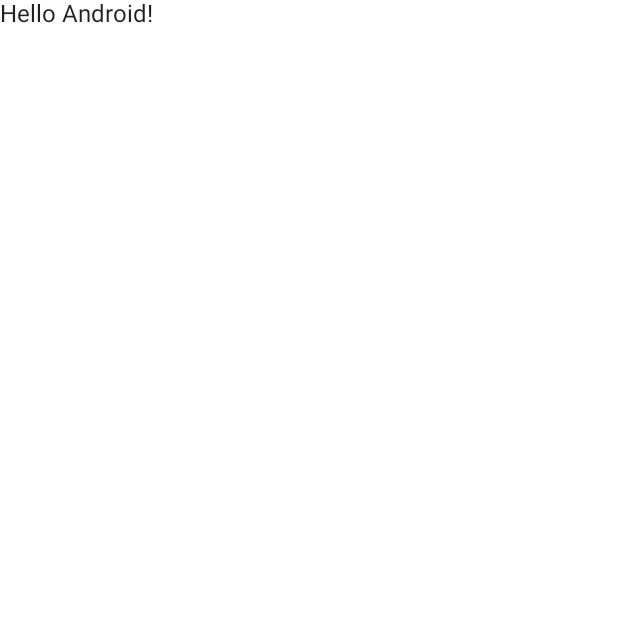
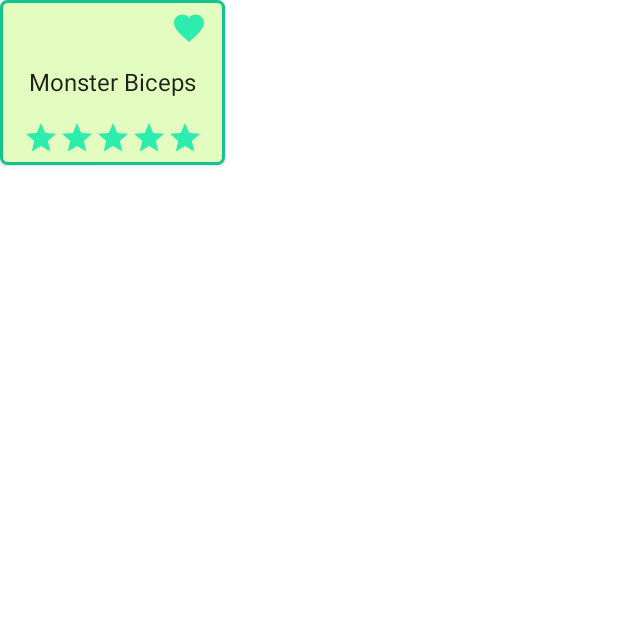
Before and after one commit to nicklnick/tp3-hci, an Android app built with Jetpack Compose: the screen it shows after launch (MainActivity), on a phone screen of 412 x 824 dp, the top half of it. Before the commit the part shown is almost empty. Run offline under Robolectric (Android 15) with nearby library versions, the phone set to English and light mode, and no system bars.

Commit message:
feat: added CompactRoutineCard and GeneriButtonSmall

```diff
--- a/app/src/main/java/com/example/fitness_first/MainActivity.kt
+++ b/app/src/main/java/com/example/fitness_first/MainActivity.kt
@@ -3,14 +3,13 @@ package com.example.fitness_first
 import android.os.Bundle
 import androidx.activity.ComponentActivity
 import androidx.activity.compose.setContent
-import androidx.compose.foundation.layout.fillMaxSize
-import androidx.compose.material.MaterialTheme
-import androidx.compose.material.Surface
-import androidx.compose.material.Text
+import androidx.compose.foundation.layout.*
+import androidx.compose.material.*
 import androidx.compose.runtime.Composable
 import androidx.compose.ui.Modifier
 import androidx.compose.ui.tooling.preview.Preview
-import com.example.fitness_first.ui.theme.FitnessfirstTheme
+import com.example.fitness_first.ui.components.CompactRoutineCard
+import com.example.fitness_first.ui.theme.*
 
 class MainActivity : ComponentActivity() {
     override fun onCreate(savedInstanceState: Bundle?) {
@@ -22,22 +21,18 @@ class MainActivity : ComponentActivity() {
                     modifier = Modifier.fillMaxSize(),
                     color = MaterialTheme.colors.background
                 ) {
-                    Greeting("Android")
+                    CompactRoutineCard(label = "Monster Biceps")
                 }
             }
         }
     }
 }
 
-@Composable
-fun Greeting(name: String) {
-    Text(text = "Hello $name!")
-}
 
 @Preview(showBackground = true)
 @Composable
 fun DefaultPreview() {
     FitnessfirstTheme {
-        Greeting("Android")
+        CompactRoutineCard(label = "Monster Biceps")
     }
 }
--- /dev/null
+++ b/app/src/main/java/com/example/fitness_first/ui/components/CompactRoutineCard.kt
@@ -0,0 +1,142 @@
+package com.example.fitness_first.ui.components
+
+import android.content.Context
+import android.widget.Toast
+import androidx.compose.foundation.BorderStroke
+import androidx.compose.foundation.layout.*
+import androidx.compose.foundation.shape.RoundedCornerShape
+import androidx.compose.material.*
+import androidx.compose.material.icons.Icons
+import androidx.compose.material.icons.filled.Favorite
+import androidx.compose.material.icons.outlined.Star
+import androidx.compose.runtime.Composable
+import androidx.compose.ui.Alignment
+import androidx.compose.ui.Modifier
+import androidx.compose.ui.graphics.Color
+import androidx.compose.ui.platform.LocalContext
+import androidx.compose.ui.unit.dp
+import com.example.fitness_first.ui.theme.Primary
+import com.example.fitness_first.ui.theme.Quaternary
+import com.example.fitness_first.ui.theme.Secondary
+import kotlin.math.ceil
+import kotlin.math.floor
+
+/* Event triggered when user clicks the favourite icon */
+private fun markAsFavourite(context: Context) {
+    Toast.makeText(context, "Favourite!", Toast.LENGTH_SHORT).show()
+}
+
+/* Event triggered when user clicks card */
+private fun clickEvent(context: Context) {
+    showToast(context, "Clicked")
+}
+
+@OptIn(ExperimentalMaterialApi::class)
+@Composable
+fun CompactRoutineCard(label : String) {
+    Row(
+        modifier = Modifier.size(width = 150.dp, height = 110.dp),
+    ){
+        val context = LocalContext.current
+        Card(
+            onClick = { clickEvent(context) },
+            modifier = Modifier.size(width = 150.dp, height = 110.dp),
+            backgroundColor = Quaternary,
+            border = BorderStroke(2.dp, Secondary),
+            shape = RoundedCornerShape(5.dp),
+            elevation = 2.dp
+        ) {
+            Column(
+                modifier = Modifier.fillMaxSize(),
+                horizontalAlignment = Alignment.CenterHorizontally,
+                verticalArrangement = Arrangement.SpaceAround
+            ){
+                Surface(
+                    color = Color.Transparent,
+                    modifier = Modifier
+                        .width(200.dp)
+                        .height(30.dp)
+                ) {
+                    Row(
+                        horizontalArrangement = Arrangement.End
+                    ) {
+                        val context = LocalContext.current
+                        IconButton(
+                            onClick = { markAsFavourite(context) },
+                        ) {
+                            Icon(
+                                imageVector = Icons.Filled.Favorite,
+                                contentDescription = "Favourite Button",
+                                tint = Primary,
+                            )
+                        }
+                    }
+                }
+                Surface(
+                    color = Color.Transparent,
+                    modifier = Modifier
+                        .width(200.dp)
+                        .height(30.dp)
+                ) {
+                    Row(
+                        horizontalArrangement = Arrangement.Center,
+                        verticalAlignment = Alignment.CenterVertically
+                    ) {
+                        Text(text = label)
+                    }
+                }
+                Surface(
+                    color = Color.Transparent,
+                    modifier = Modifier
+                        .width(200.dp)
+                        .height(30.dp)
+                ) {
+                    Row(
+                        horizontalArrangement = Arrangement.Center,
+                        verticalAlignment = Alignment.CenterVertically
+                    ) {
+                        RatingBar()
+                    }
+                }
+            }
+        }
+    }
+}
+
+
+/* TODO: Add behaviour */
+/* From: https://www.jetpackcompose.app/snippets/RatingBar */
+@Composable
+fun RatingBar(
+    modifier: Modifier = Modifier,
+    rating: Double = 0.0,
+    stars: Int = 5,
+    starsColor: Color = Primary,
+) {
+
+    val filledStars = floor(rating).toInt()
+    val unfilledStars = (stars - ceil(rating)).toInt()
+    val halfStar = !(rating.rem(1).equals(0.0))
+
+    Row(modifier = modifier) {
+        repeat(filledStars) {
+            Icon(imageVector = Icons.Outlined.Star, contentDescription = null, tint = starsColor)
+        }
+
+        if (halfStar) {
+            Icon(
+                imageVector = Icons.Outlined.Star,
+                contentDescription = null,
+                tint = starsColor
+            )
+        }
+
+        repeat(unfilledStars) {
+            Icon(
+                imageVector = Icons.Outlined.Star,
+                contentDescription = null,
+                tint = starsColor
+            )
+        }
+    }
+}
--- /dev/null
+++ b/app/src/main/java/com/example/fitness_first/ui/components/GenericButtons.kt
@@ -0,0 +1,41 @@
+package com.example.fitness_first.ui.components
+
+import android.content.Context
+import android.widget.Toast
+import androidx.compose.foundation.layout.Arrangement
+import androidx.compose.foundation.layout.Column
+import androidx.compose.foundation.shape.RoundedCornerShape
+import androidx.compose.material.Button
+import androidx.compose.material.Text
+import androidx.compose.runtime.Composable
+import androidx.compose.ui.Alignment
+import androidx.compose.ui.graphics.Color
+import androidx.compose.ui.text.font.FontWeight
+import androidx.compose.ui.unit.dp
+
+// Mi idea era que se llame a una funcion clickEvent pero no me deja
+@Composable
+fun GenericSmallButton(label: String, context: Context) {
+    Column(
+        verticalArrangement = Arrangement.Center,
+        horizontalAlignment = Alignment.CenterHorizontally
+    ) {
+        Button(
+            onClick = { clickEvent(context = context) },
+            enabled = true,
+            shape = RoundedCornerShape(20.dp)
+        ) {
+            Text(text = label.uppercase(), fontWeight = FontWeight.Bold, color = Color.Black)
+        }
+    }
+}
+
+/* Event triggered @click */
+private fun clickEvent(context: Context) {
+    showToast(text = "Clicked!", context = context)
+}
+
+/* TODO: dummy remove! */
+fun showToast(context: Context, text: String) {
+    Toast.makeText(context, text, Toast.LENGTH_SHORT).show()
+}
--- a/app/src/main/java/com/example/fitness_first/ui/theme/Color.kt
+++ b/app/src/main/java/com/example/fitness_first/ui/theme/Color.kt
@@ -2,7 +2,7 @@ package com.example.fitness_first.ui.theme
 
 import androidx.compose.ui.graphics.Color
 
-val Purple200 = Color(0xFFBB86FC)
-val Purple500 = Color(0xFF6200EE)
-val Purple700 = Color(0xFF3700B3)
-val Teal200 = Color(0xFF03DAC5)
+val Primary = Color(0xFF2CEDAE)
+val Secondary = Color(0xFF14C38E)
+val Tertiary = Color(0xFFB8F1B0)
+val Quaternary = Color(0xFFE3FCBF)
--- a/app/src/main/java/com/example/fitness_first/ui/theme/Theme.kt
+++ b/app/src/main/java/com/example/fitness_first/ui/theme/Theme.kt
@@ -5,17 +5,18 @@ import androidx.compose.material.MaterialTheme
 import androidx.compose.material.darkColors
 import androidx.compose.material.lightColors
 import androidx.compose.runtime.Composable
+import androidx.compose.ui.graphics.Color
 
 private val DarkColorPalette = darkColors(
-    primary = Purple200,
-    primaryVariant = Purple700,
-    secondary = Teal200
+    primary = Primary,
+    primaryVariant = Color.Black,
+    secondary = Secondary
 )
 
 private val LightColorPalette = lightColors(
-    primary = Purple500,
-    primaryVariant = Purple700,
-    secondary = Teal200
+    primary = Primary,
+    primaryVariant = Color.Black,
+    secondary = Secondary
 
     /* Other default colors to override
     background = Color.White,
```
